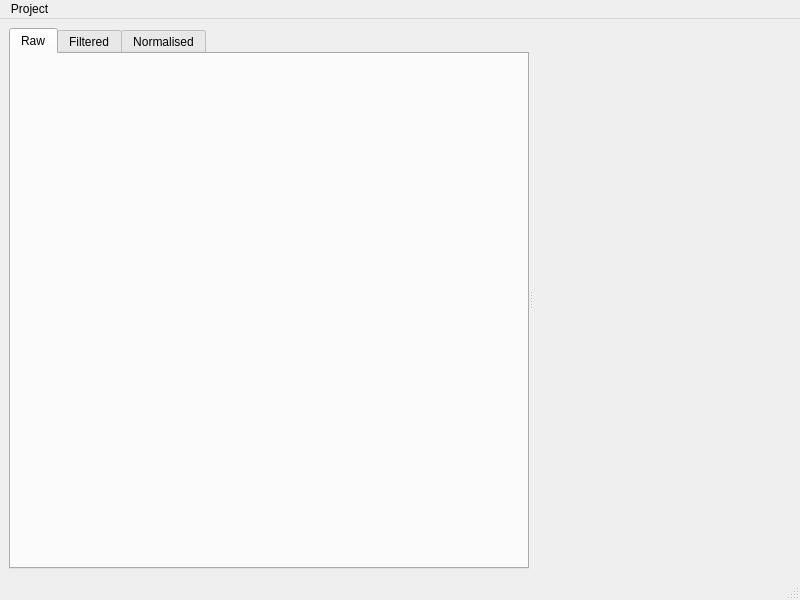
Old version of the form src/resources/ui_main_window.ui in the repository ianthomas23/QACD-quack.
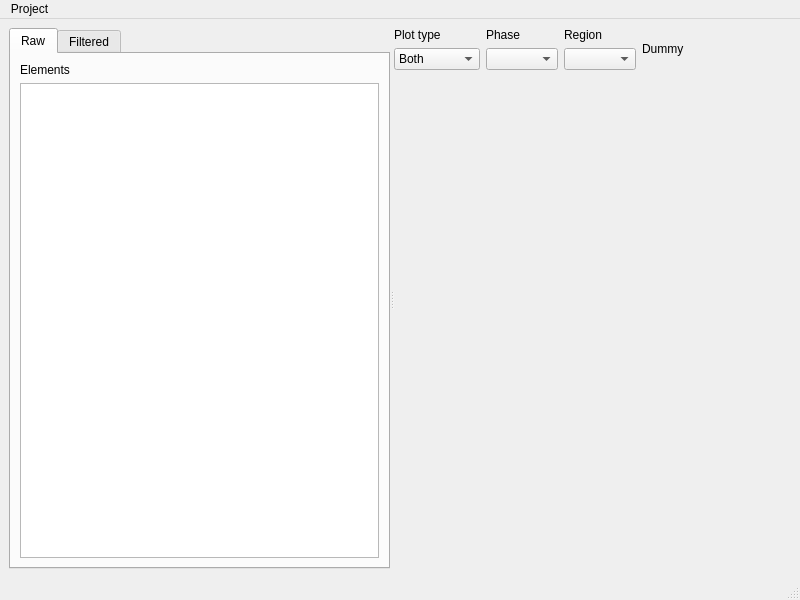
New version of the form. The open tabs and pages were chosen to show the change. Custom widgets are drawn as their Qt base class.

Commit message: GUI rendering of raw element maps and histograms

```diff
--- a/src/resources/ui_main_window.ui
+++ b/src/resources/ui_main_window.ui
@@ -14,33 +14,194 @@
    <string>MainWindow</string>
   </property>
   <widget class="QWidget" name="centralwidget">
-   <layout class="QHBoxLayout" name="horizontalLayout">
+   <layout class="QVBoxLayout" name="verticalLayout_2">
     <item>
      <widget class="QSplitter" name="splitter">
+      <property name="sizePolicy">
+       <sizepolicy hsizetype="Expanding" vsizetype="Expanding">
+        <horstretch>0</horstretch>
+        <verstretch>0</verstretch>
+       </sizepolicy>
+      </property>
       <property name="orientation">
        <enum>Qt::Horizontal</enum>
       </property>
       <widget class="QTabWidget" name="tabWidget">
+       <property name="sizePolicy">
+        <sizepolicy hsizetype="Preferred" vsizetype="Expanding">
+         <horstretch>0</horstretch>
+         <verstretch>0</verstretch>
+        </sizepolicy>
+       </property>
+       <property name="tabPosition">
+        <enum>QTabWidget::North</enum>
+       </property>
        <property name="currentIndex">
         <number>2</number>
        </property>
        <widget class="QWidget" name="rawTab">
+        <property name="sizePolicy">
+         <sizepolicy hsizetype="Preferred" vsizetype="Preferred">
+          <horstretch>0</horstretch>
+          <verstretch>0</verstretch>
+         </sizepolicy>
+        </property>
         <attribute name="title">
          <string>Raw</string>
         </attribute>
+        <layout class="QVBoxLayout" name="verticalLayout">
+         <property name="leftMargin">
+          <number>9</number>
+         </property>
+         <property name="topMargin">
+          <number>9</number>
+         </property>
+         <property name="rightMargin">
+          <number>9</number>
+         </property>
+         <property name="bottomMargin">
+          <number>9</number>
+         </property>
+         <item>
+          <widget class="QLabel" name="label">
+           <property name="text">
+            <string>Elements</string>
+           </property>
+          </widget>
+         </item>
+         <item>
+          <widget class="QListWidget" name="rawElementList"/>
+         </item>
+        </layout>
        </widget>
        <widget class="QWidget" name="filteredTab">
         <attribute name="title">
          <string>Filtered</string>
         </attribute>
        </widget>
-       <widget class="QWidget" name="normalisedTab">
-        <attribute name="title">
-         <string>Normalised</string>
-        </attribute>
-       </widget>
       </widget>
-      <widget class="QWidget" name="widget" native="true"/>
+      <widget class="QWidget" name="layoutWidget">
+       <layout class="QVBoxLayout" name="rightVerticalLayout">
+        <item>
+         <layout class="QHBoxLayout" name="topRightHorizontalLayout">
+          <item>
+           <layout class="QGridLayout" name="gridLayout">
+            <item row="0" column="0">
+             <widget class="QLabel" name="plotTypeLabel">
+              <property name="sizePolicy">
+               <sizepolicy hsizetype="Minimum" vsizetype="Preferred">
+                <horstretch>0</horstretch>
+                <verstretch>0</verstretch>
+               </sizepolicy>
+              </property>
+              <property name="text">
+               <string>Plot type</string>
+              </property>
+             </widget>
+            </item>
+            <item row="0" column="1">
+             <widget class="QLabel" name="phaseLabel">
+              <property name="sizePolicy">
+               <sizepolicy hsizetype="Minimum" vsizetype="Preferred">
+                <horstretch>0</horstretch>
+                <verstretch>0</verstretch>
+               </sizepolicy>
+              </property>
+              <property name="text">
+               <string>Phase</string>
+              </property>
+             </widget>
+            </item>
+            <item row="0" column="2">
+             <widget class="QLabel" name="regionLabel">
+              <property name="sizePolicy">
+               <sizepolicy hsizetype="Minimum" vsizetype="Preferred">
+                <horstretch>0</horstretch>
+                <verstretch>0</verstretch>
+               </sizepolicy>
+              </property>
+              <property name="text">
+               <string>Region</string>
+              </property>
+             </widget>
+            </item>
+            <item row="1" column="0">
+             <widget class="QComboBox" name="plotTypeComboBox">
+              <property name="sizePolicy">
+               <sizepolicy hsizetype="Minimum" vsizetype="Fixed">
+                <horstretch>0</horstretch>
+                <verstretch>0</verstretch>
+               </sizepolicy>
+              </property>
+              <property name="currentIndex">
+               <number>2</number>
+              </property>
+              <item>
+               <property name="text">
+                <string>Map</string>
+               </property>
+              </item>
+              <item>
+               <property name="text">
+                <string>Histogram</string>
+               </property>
+              </item>
+              <item>
+               <property name="text">
+                <string>Both</string>
+               </property>
+              </item>
+             </widget>
+            </item>
+            <item row="1" column="1">
+             <widget class="QComboBox" name="phaseComboBox">
+              <property name="sizePolicy">
+               <sizepolicy hsizetype="Minimum" vsizetype="Fixed">
+                <horstretch>0</horstretch>
+                <verstretch>0</verstretch>
+               </sizepolicy>
+              </property>
+             </widget>
+            </item>
+            <item row="1" column="2">
+             <widget class="QComboBox" name="regionComboBox">
+              <property name="sizePolicy">
+               <sizepolicy hsizetype="Minimum" vsizetype="Fixed">
+                <horstretch>0</horstretch>
+                <verstretch>0</verstretch>
+               </sizepolicy>
+              </property>
+             </widget>
+            </item>
+           </layout>
+          </item>
+          <item>
+           <widget class="QLabel" name="dummyLabel">
+            <property name="sizePolicy">
+             <sizepolicy hsizetype="Expanding" vsizetype="Preferred">
+              <horstretch>0</horstretch>
+              <verstretch>0</verstretch>
+             </sizepolicy>
+            </property>
+            <property name="text">
+             <string>Dummy</string>
+            </property>
+           </widget>
+          </item>
+         </layout>
+        </item>
+        <item>
+         <widget class="MatplotlibWidget" name="matplotlibWidget" native="true">
+          <property name="sizePolicy">
+           <sizepolicy hsizetype="Preferred" vsizetype="Preferred">
+            <horstretch>1</horstretch>
+            <verstretch>1</verstretch>
+           </sizepolicy>
+          </property>
+         </widget>
+        </item>
+       </layout>
+      </widget>
      </widget>
     </item>
    </layout>
@@ -81,6 +242,14 @@
    </property>
   </action>
  </widget>
+ <customwidgets>
+  <customwidget>
+   <class>MatplotlibWidget</class>
+   <extends>QWidget</extends>
+   <header>.matplotlib_widget</header>
+   <container>1</container>
+  </customwidget>
+ </customwidgets>
  <resources/>
  <connections/>
 </ui>
```
Left out of the diff: 10 changed lines with no effect on the pictures. The commit also changes 8 other files.
